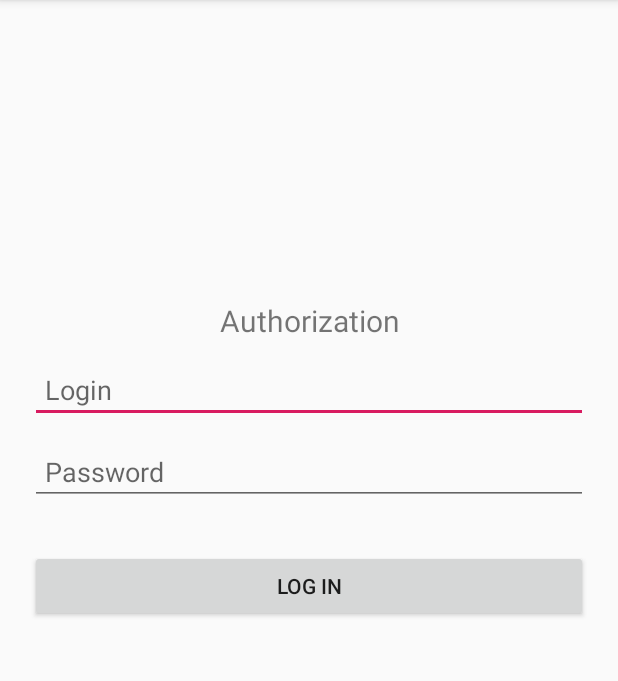
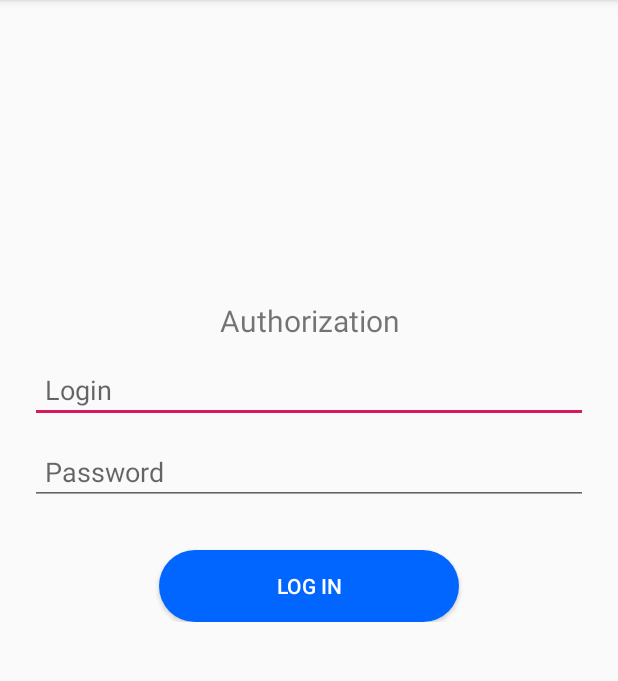
Before and after one commit to postnikovpasha/good_work, an Android app: the screen it shows after launch (AuthActivity), on a phone screen of 412 x 824 dp, the part 84-765 px from its top. Run offline under Robolectric (Android 15) with nearby library versions, the phone set to English and light mode, and no system bars.

Commit message:
Изменил стиль log button

```diff
--- /dev/null
+++ b/app/src/main/res/drawable/log_button.xml
@@ -0,0 +1,16 @@
+<?xml version="1.0" encoding="utf-8"?>
+<shape xmlns:android="http://schemas.android.com/apk/res/android">
+    android:shape="rectangle" >
+    <corners
+            android:radius="44dp"
+    />
+    <solid
+            android:color="@color/colorTheme"
+    />
+    <padding
+            android:left="0dp"
+            android:top="0dp"
+            android:right="0dp"
+            android:bottom="0dp"
+    />
+</shape>
--- a/app/src/main/res/layout/activity_auth.xml
+++ b/app/src/main/res/layout/activity_auth.xml
@@ -46,9 +46,12 @@
 
         <Button
                 android:id="@+id/btnAuth"
-                android:layout_width="fill_parent"
+                android:layout_width="200dp"
                 android:layout_height="wrap_content"
+                android:layout_gravity="center_vertical|center_horizontal"
                 android:layout_marginTop="20dip"
+                android:background="@drawable/log_button"
+                android:textColor="#ffff"
                 android:text="Log in"/>
 
     </LinearLayout>
```
